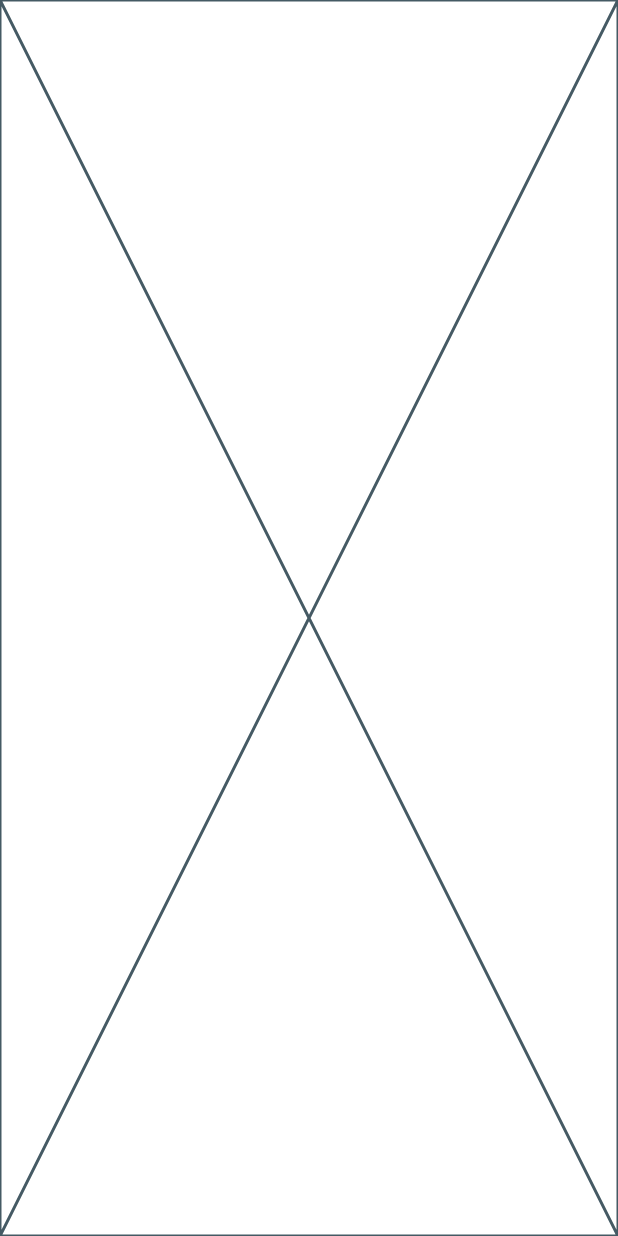
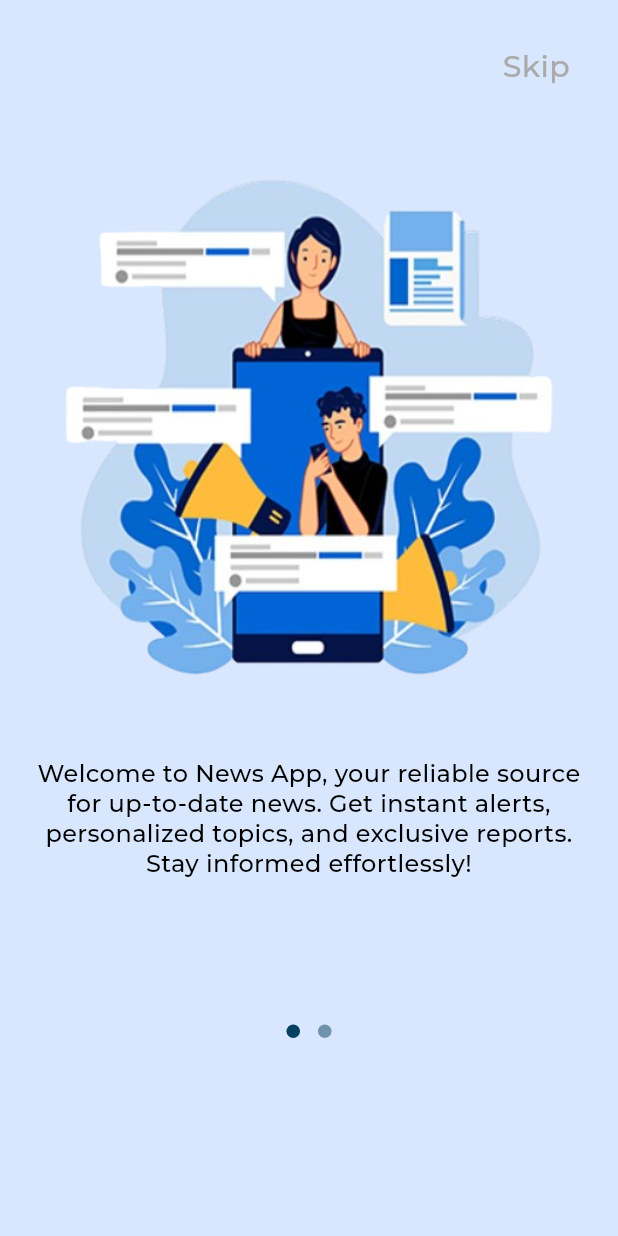
Before and after one commit to engAhmedSami/NewsAppAdv, a Flutter app: the screen it shows after launch, on a phone screen of 412 x 824 dp. Run offline on Flutter 3.47's test engine with Material 3 defaults, Android fonts, the phone set to English and light mode, and no system bars; drawn by our look-alikes of dots_indicator; our stand-ins replace shared_preferences; project files that could hold a hidden picture were left out.

Commit message:
"Removed on_generate_routes.dart and home_view.dart files, updated on_boarding_view.dart, animate_splash_view_body.dart, splash_view_text.dart, constants.dart, and main.dart files, added dots_indicator, flutter_svg, and shared_preferences dependencies

```diff
--- a/lib/Core/utils/helper_function/on_generate_routes.dart
+++ b/lib/Core/helper_function/on_generate_routes.dart
@@ -1,4 +1,5 @@
 import 'package:flutter/material.dart';
+import 'package:newsapp/Featuers/auth/presentation/view/login_view.dart';
 import 'package:newsapp/Featuers/on_boarding/presentation/view/on_boarding_view.dart';
 import 'package:newsapp/Featuers/splash/presentation/views/splash_view.dart';
 
@@ -10,6 +11,9 @@ Route<dynamic> onGenerateRoute(RouteSettings setting) {
     case OnBoardingView.routeName:
       return MaterialPageRoute(builder: (context) => const OnBoardingView());
 
+    case LoginView.routeName:
+      return MaterialPageRoute(builder: (context) => const LoginView());
+
     default:
       return MaterialPageRoute(builder: (context) => const SplashView());
   }
--- /dev/null
+++ b/lib/Core/services/shared_preferences_sengleton.dart
@@ -0,0 +1,18 @@
+import 'package:shared_preferences/shared_preferences.dart';
+
+class Prfs {
+  // ignore: unused_field
+  static late SharedPreferences _instance;
+
+  static Future<void> init() async {
+    _instance = await SharedPreferences.getInstance();
+  }
+
+  static setBool(String key, bool value) {
+    _instance.setBool(key, value);
+  }
+
+  static getBool(String key) {
+    return _instance.getBool(key) ?? false;
+  }
+}
--- /dev/null
+++ b/lib/Core/utils/app_colors.dart
@@ -0,0 +1,6 @@
+import 'package:flutter/material.dart';
+
+abstract class AppColors {
+  static const Color primaryColor = Color(0xffd8e7fe);
+  static const Color secondaryColor = Color(0xff064060);
+}
--- /dev/null
+++ b/lib/Core/utils/app_images.dart
@@ -0,0 +1,31 @@
+class Assets {
+  Assets._();
+
+  /// Assets for imagesBackGroundImage
+  /// assets/images/back_ground_image.svg
+  static const String imagesBackGroundImage = "assets/images/back_ground_image.svg";
+
+  /// Assets for imagesBackGroundImage2
+  /// assets/images/back_ground_image2.svg
+  static const String imagesBackGroundImage2 = "assets/images/back_ground_image2.svg";
+
+  /// Assets for imagesGetstartednewsapp
+  /// assets/images/getstartednewsapp.png
+  static const String imagesGetstartednewsapp = "assets/images/getstartednewsapp.png";
+
+  /// Assets for imagesImage1Resized
+  /// assets/images/image1_resized.png
+  static const String imagesImage1Resized = "assets/images/image1_resized.png";
+
+  /// Assets for imagesImage2Resized
+  /// assets/images/image2_resized.png
+  static const String imagesImage2Resized = "assets/images/image2_resized.png";
+
+  /// Assets for imagesNewsLogo
+  /// assets/images/news_logo.png
+  static const String imagesNewsLogo = "assets/images/news_logo.png";
+
+  /// Assets for imagesNewsiconRemovebgPreview
+  /// assets/images/newsicon-removebg-preview.png
+  static const String imagesNewsiconRemovebgPreview = "assets/images/newsicon-removebg-preview.png";
+}
--- /dev/null
+++ b/lib/Core/widget/custom_botton.dart
@@ -0,0 +1,28 @@
+import 'package:flutter/material.dart';
+import 'package:newsapp/Core/utils/app_colors.dart';
+import 'package:newsapp/Core/utils/app_styles.dart';
+
+class CustomBotton extends StatelessWidget {
+  const CustomBotton({super.key, required this.onPressed, required this.text});
+  final VoidCallback onPressed;
+  final String text;
+  @override
+  Widget build(BuildContext context) {
+    return SizedBox(
+      width: double.infinity,
+      height: 54,
+      child: TextButton(
+        style: TextButton.styleFrom(
+            shape: RoundedRectangleBorder(
+              borderRadius: BorderRadius.circular(16),
+            ),
+            backgroundColor: AppColors.secondaryColor),
+        onPressed: onPressed,
+        child: Text(
+          text,
+          style: AppStyles.styleMedium20.copyWith(color: Colors.white),
+        ),
+      ),
+    );
+  }
+}
--- a/lib/Featuers/home/presentation/view/home_view.dart
+++ b/lib/Featuers/auth/presentation/view/login_view.dart
@@ -1,7 +1,9 @@
 import 'package:flutter/material.dart';
 
-class HomeView extends StatelessWidget {
-  const HomeView({super.key});
+class LoginView extends StatelessWidget {
+  const LoginView({super.key});
+
+  static const routeName = 'Login';
 
   @override
   Widget build(BuildContext context) {
--- a/lib/Featuers/on_boarding/presentation/view/on_boarding_view.dart
+++ b/lib/Featuers/on_boarding/presentation/view/on_boarding_view.dart
@@ -1,10 +1,13 @@
 import 'package:flutter/material.dart';
+import 'package:newsapp/Featuers/on_boarding/presentation/view/widget/on_boarding_view_body.dart';
 
 class OnBoardingView extends StatelessWidget {
   const OnBoardingView({super.key});
   static const String routeName = 'onBoardingView';
   @override
   Widget build(BuildContext context) {
-    return const Placeholder();
+    return const Scaffold(
+      body: SafeArea(child: OnBoardingViewBody()),
+    );
   }
 }
--- /dev/null
+++ b/lib/Featuers/on_boarding/presentation/view/widget/on_boarding_page_view.dart
@@ -0,0 +1,29 @@
+import 'package:flutter/material.dart';
+import 'package:newsapp/Core/utils/app_images.dart';
+import 'package:newsapp/Featuers/on_boarding/presentation/view/widget/page_view_item.dart';
+
+class OnBoardingPageView extends StatelessWidget {
+  const OnBoardingPageView({super.key, required this.pageController});
+  final PageController pageController;
+
+  @override
+  Widget build(BuildContext context) {
+    return PageView(
+      controller: pageController,
+      children: const [
+        PageViewItem(
+          image: Assets.imagesImage1Resized,
+          subtitle:
+              'Welcome to News App, your reliable source for up-to-date news. Get instant alerts, personalized topics, and exclusive reports. Stay informed effortlessly!',
+          isViable: true,
+        ),
+        PageViewItem(
+          image: Assets.imagesImage2Resized,
+          subtitle:
+              'Stay ahead with real-time updates and breaking news. Customize your feed to follow the topics you care about most',
+          isViable: false,
+        ),
+      ],
+    );
+  }
+}
--- /dev/null
+++ b/lib/Featuers/on_boarding/presentation/view/widget/on_boarding_view_body.dart
@@ -0,0 +1,76 @@
+import 'package:dots_indicator/dots_indicator.dart';
+import 'package:flutter/material.dart';
+import 'package:newsapp/Core/services/shared_preferences_sengleton.dart';
+import 'package:newsapp/Core/utils/app_colors.dart';
+import 'package:newsapp/Core/widget/custom_botton.dart';
+import 'package:newsapp/Featuers/auth/presentation/view/login_view.dart';
+import 'package:newsapp/Featuers/on_boarding/presentation/view/widget/on_boarding_page_view.dart';
+import 'package:newsapp/constants.dart';
+
+class OnBoardingViewBody extends StatefulWidget {
+  const OnBoardingViewBody({super.key});
+
+  @override
+  State<OnBoardingViewBody> createState() => _OnBoardingViewBodyState();
+}
+
+class _OnBoardingViewBodyState extends State<OnBoardingViewBody> {
+  late PageController pageController;
+  var currentPage = 0;
+  @override
+  void initState() {
+    pageController = PageController();
+    pageController.addListener(() {
+      currentPage = pageController.page!.round();
+
+      setState(() {});
+    });
+    super.initState();
+  }
+
+  @override
+  void dispose() {
+    pageController.dispose();
+    super.dispose();
+  }
+
+  @override
+  Widget build(BuildContext context) {
+    return Column(
+      children: [
+        Expanded(
+          child: OnBoardingPageView(
+            pageController: pageController,
+          ),
+        ),
+        DotsIndicator(
+          dotsCount: 2,
+          decorator: DotsDecorator(
+            activeColor: AppColors.secondaryColor,
+            color: currentPage == 1
+                ? AppColors.secondaryColor
+                : AppColors.secondaryColor.withOpacity(0.5),
+          ),
+        ),
+        const SizedBox(height: 29),
+        Visibility(
+          visible: currentPage == 1 ? true : false,
+          maintainSize: true,
+          maintainAnimation: true,
+          maintainState: true,
+          child: Padding(
+            padding: const EdgeInsets.symmetric(horizontal: kHorizintalPadding),
+            child: CustomBotton(
+                onPressed: () {
+                  Prfs.setBool(kIsOnBoardingViewSeen, true);
+                  Navigator.of(context)
+                      .pushReplacementNamed(LoginView.routeName);
+                },
+                text: 'Get Started'),
+          ),
+        ),
+        const SizedBox(height: 43),
+      ],
+    );
+  }
+}
--- /dev/null
+++ b/lib/Featuers/on_boarding/presentation/view/widget/page_view_item.dart
@@ -0,0 +1,63 @@
+import 'package:flutter/material.dart';
+import 'package:newsapp/Core/services/shared_preferences_sengleton.dart';
+import 'package:newsapp/Core/utils/app_styles.dart';
+import 'package:newsapp/Featuers/auth/presentation/view/login_view.dart';
+import 'package:newsapp/constants.dart';
+
+class PageViewItem extends StatelessWidget {
+  const PageViewItem({
+    super.key,
+    required this.image,
+    required this.subtitle,
+    required this.isViable,
+  });
+
+  final String image;
+  final String subtitle;
+  final bool isViable;
+
+  @override
+  Widget build(BuildContext context) {
+    return Stack(
+      children: [
+        Column(
+          mainAxisAlignment: MainAxisAlignment.center,
+          children: [
+            Image.asset(
+              image,
+            ),
+            const SizedBox(height: 30),
+            Padding(
+              padding: const EdgeInsets.symmetric(horizontal: 16),
+              child: Text(
+                subtitle,
+                style: AppStyles.styleMedium16,
+                textAlign: TextAlign.center,
+              ),
+            ),
+          ],
+        ),
+        Visibility(
+          visible: isViable,
+          child: Positioned(
+            top: 16,
+            right: 16,
+            child: GestureDetector(
+              onTap: () {
+                Prfs.setBool(kIsOnBoardingViewSeen, true);
+                Navigator.of(context).pushReplacementNamed(LoginView.routeName);
+              },
+              child: const Padding(
+                padding: EdgeInsets.all(16),
+                child: Text(
+                  'Skip',
+                  style: AppStyles.styleMedium20,
+                ),
+              ),
+            ),
+          ),
+        ),
+      ],
+    );
+  }
+}
--- a/lib/Featuers/splash/presentation/views/widget/animate_splash_view_body.dart
+++ b/lib/Featuers/splash/presentation/views/widget/animate_splash_view_body.dart
@@ -1,6 +1,9 @@
 import 'package:flutter/material.dart';
+import 'package:newsapp/Core/services/shared_preferences_sengleton.dart';
+import 'package:newsapp/Featuers/auth/presentation/view/login_view.dart';
 import 'package:newsapp/Featuers/on_boarding/presentation/view/on_boarding_view.dart';
 import 'package:newsapp/Featuers/splash/presentation/views/widget/splash_view_text.dart';
+import 'package:newsapp/constants.dart';
 
 class AnimatedSplashViewBody extends StatefulWidget {
   const AnimatedSplashViewBody({super.key});
@@ -19,29 +22,42 @@ class AnimatedSplashViewBodyState extends State<AnimatedSplashViewBody>
   void initState() {
     super.initState();
 
+    // Initialize AnimationController
     _controller = AnimationController(
-      duration: const Duration(seconds: 3),
+      duration: const Duration(seconds: 2),
       vsync: this,
     );
 
+    // Define the opacity animation
     _opacityAnimation = Tween<double>(begin: 0.0, end: 1.0).animate(
       CurvedAnimation(parent: _controller, curve: Curves.easeIn),
     );
 
+    // Define the scale animation
     _scaleAnimation = Tween<double>(begin: 0.5, end: 1.0).animate(
       CurvedAnimation(parent: _controller, curve: Curves.easeOut),
     );
 
+    // Start the animation
     _controller.forward();
+
+    // Add listener to handle navigation upon animation completion
     _controller.addStatusListener((status) {
       if (status == AnimationStatus.completed) {
-        Navigator.pushReplacementNamed(context, OnBoardingView.routeName);
+        bool isOnBoardingViewSeen =
+            Prfs.getBool(kIsOnBoardingViewSeen) ?? false;
+        if (isOnBoardingViewSeen) {
+          Navigator.pushReplacementNamed(context, LoginView.routeName);
+        } else {
+          Navigator.pushReplacementNamed(context, OnBoardingView.routeName);
+        }
       }
     });
   }
 
   @override
   void dispose() {
+    // Dispose of the AnimationController
     _controller.dispose();
     super.dispose();
   }
--- a/lib/Featuers/splash/presentation/views/widget/splash_view_text.dart
+++ b/lib/Featuers/splash/presentation/views/widget/splash_view_text.dart
@@ -1,4 +1,6 @@
 import 'package:flutter/material.dart';
+import 'package:newsapp/Core/utils/app_colors.dart';
+import 'package:newsapp/Core/utils/app_images.dart';
 import 'package:newsapp/Core/utils/app_styles.dart';
 
 class SplashViewText extends StatelessWidget {
@@ -28,15 +30,14 @@ class SplashViewText extends StatelessWidget {
               mainAxisAlignment: MainAxisAlignment.center,
               children: [
                 Image.asset(
-                  'assets/images/newsicon-removebg-preview.png',
+                  Assets.imagesNewsiconRemovebgPreview,
                   height: 100,
                 ),
                 const SizedBox(width: 10),
                 Text(
                   'News',
-                  style: AppStyles.styleBold30.copyWith(
-                    color: const Color(0xFF064060),
-                  ),
+                  style: AppStyles.styleBold30
+                      .copyWith(color: AppColors.secondaryColor),
                 ),
                 const SizedBox(width: 5),
                 const Text('Watch', style: AppStyles.styleBold30),
--- a/lib/constants.dart
+++ b/lib/constants.dart
@@ -1,3 +1,2 @@
-import 'package:flutter/material.dart';
-
-const kPrimaryColor = Color(0xffe4e8e9);
+const kHorizintalPadding = 16.0;
+const kIsOnBoardingViewSeen = 'isOnBoardingViewSeen';
--- a/lib/main.dart
+++ b/lib/main.dart
@@ -1,10 +1,13 @@
 import 'package:flutter/material.dart';
 import 'package:flutter_localizations/flutter_localizations.dart';
-import 'package:newsapp/Core/utils/helper_function/on_generate_routes.dart';
-import 'package:newsapp/constants.dart';
+import 'package:newsapp/Core/helper_function/on_generate_routes.dart';
+import 'package:newsapp/Core/services/shared_preferences_sengleton.dart';
+import 'package:newsapp/Core/utils/app_colors.dart';
 import 'package:newsapp/generated/l10n.dart';
 
-void main() {
+void main() async {
+  WidgetsFlutterBinding.ensureInitialized();
+  await Prfs.init();
   runApp(const NewsApp());
 }
 
@@ -23,8 +26,9 @@ class NewsApp extends StatelessWidget {
         supportedLocales: S.delegate.supportedLocales,
         onGenerateRoute: onGenerateRoute,
         debugShowCheckedModeBanner: false,
-        theme: ThemeData.dark().copyWith(
-          scaffoldBackgroundColor: kPrimaryColor,
+        theme: ThemeData(
+          scaffoldBackgroundColor: AppColors.primaryColor,
+          fontFamily: 'Montserrat',
         ));
   }
 }
```
Also changed, not shown: pubspec.yaml (+8 -0 lines), assets/images/back_ground_image.svg (added), assets/images/back_ground_image2.svg (added), assets/images/image1_resized.png (added), assets/images/image2_resized.png (added), pubspec.lock, 1 other file.
